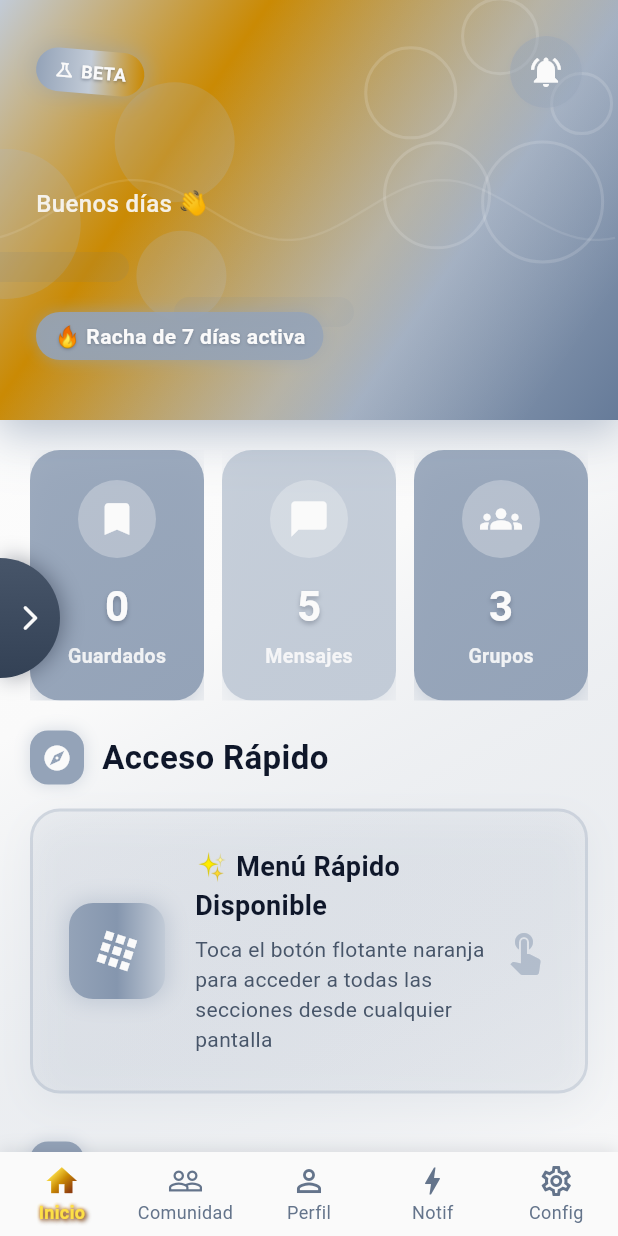
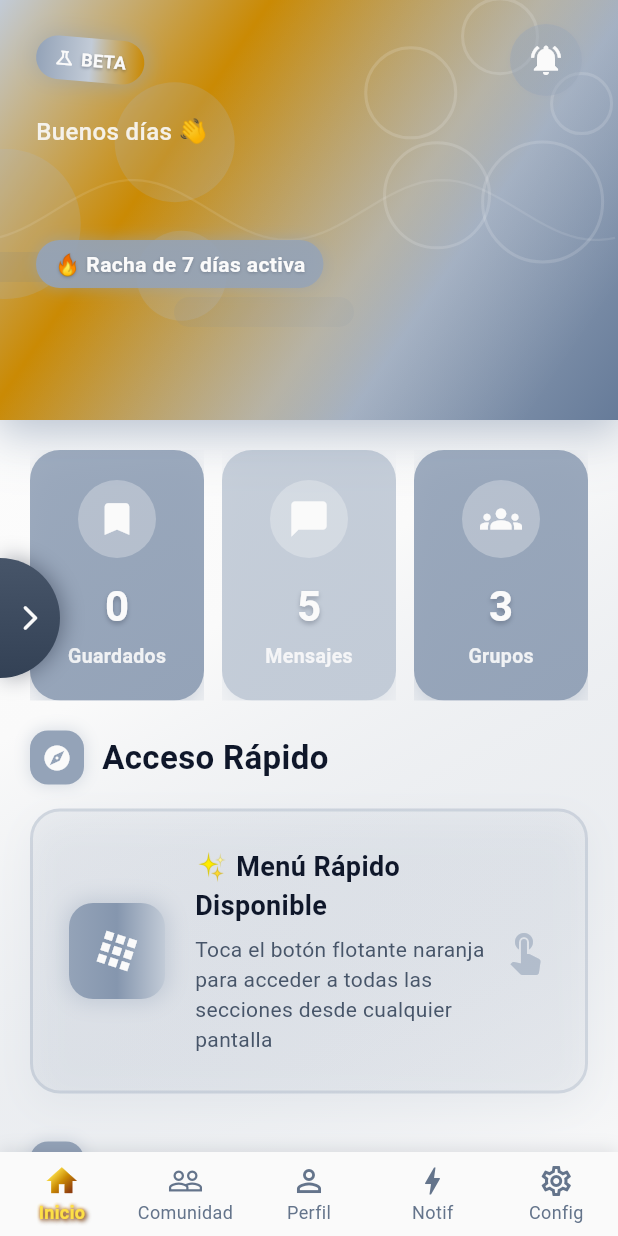
Before and after one commit to Wil-cristian/redsocial-yo-minero, a Flutter app: the screen it shows once a user with an empty profile is signed in, on a phone screen of 412 x 824 dp. Run offline on Flutter 3.47's test engine with Material 3 defaults, Android fonts, the phone set to English and light mode, and no system bars; our stand-ins replace fl_chart, flutter_dotenv, get_it, supabase_flutter, table_calendar; missing offline and left inert: dart:html; accounts and stored records are empty.

Commit message:
fix: corregidos todos los problemas de overflow - home, carousel, dashboard metrics

```diff
--- a/lib/community_feed_page.dart
+++ b/lib/community_feed_page.dart
@@ -2009,7 +2009,7 @@ class _PollInteractiveCTAState extends State<_PollInteractiveCTA> {
                       Icon(Icons.how_to_vote_rounded, size: 14, color: AppColorsUnified.companyBlue),
                       const SizedBox(width: 6),
                       Text(
-                        '${_totalVotes} ${_totalVotes == 1 ? "voto" : "votos"}',
+                        '$_totalVotes ${_totalVotes == 1 ? "voto" : "votos"}',
                         style: const TextStyle(
                           fontSize: 12,
                           color: AppColorsUnified.textSecondary,
--- a/lib/features/accounting/data/financial_calculator.dart
+++ b/lib/features/accounting/data/financial_calculator.dart
@@ -1,4 +1,3 @@
-import '../models/financial_entry.dart';
 import '../models/financial_metrics.dart';
 
 /// Servicio para cálculos financieros y ratios
--- a/lib/features/accounting/ui/widgets/dashboard_widgets.dart
+++ b/lib/features/accounting/ui/widgets/dashboard_widgets.dart
@@ -205,8 +205,10 @@ class QuickMetricCard extends StatelessWidget {
           // Valor grande
           Text(
             value,
+            maxLines: 1,
+            overflow: TextOverflow.ellipsis,
             style: TextStyle(
-              fontSize: 18,
+              fontSize: 16,
               fontWeight: FontWeight.w700,
               color: color,
               letterSpacing: -0.5,
@@ -218,6 +220,8 @@ class QuickMetricCard extends StatelessWidget {
           // Label pequeño
           Text(
             label,
+            maxLines: 1,
+            overflow: TextOverflow.ellipsis,
             style: TextStyle(
               fontSize: 11,
               fontWeight: FontWeight.w500,
--- a/lib/features/posts/data/supabase_post_repository.dart
+++ b/lib/features/posts/data/supabase_post_repository.dart
@@ -288,7 +288,7 @@ class SupabasePostRepository implements PostRepository {
     final postType = _parsePostType(json['post_type'] as String? ?? json['type'] as String?);
 
     // 🔍 DEBUG: Ver qué tipo se parsea
-    debugPrint('🏷️ Parseando post ${json['id']}: type_raw=${json['post_type']}, type=${postType}');
+    debugPrint('🏷️ Parseando post ${json['id']}: type_raw=${json['post_type']}, type=$postType');
 
     // Extraer images de la columna TEXT[]
     final images = json['images'] != null
--- a/lib/home_page.dart
+++ b/lib/home_page.dart
@@ -239,7 +239,7 @@ class _HomePageState extends State<HomePage> with TickerProviderStateMixin {
           // Contenido del header
           SafeArea(
             child: Padding(
-              padding: const EdgeInsets.all(24),
+              padding: const EdgeInsets.symmetric(horizontal: 24, vertical: 16),
               child: Column(
                 crossAxisAlignment: CrossAxisAlignment.start,
                 children: [
@@ -330,10 +330,11 @@ class _HomePageState extends State<HomePage> with TickerProviderStateMixin {
                     ],
                   ),
 
-                  const Spacer(),
+                  const SizedBox(height: 12),
 
                   // Saludo con efecto
-                  TweenAnimationBuilder<double>(
+                  Flexible(
+                    child: TweenAnimationBuilder<double>(
                     tween: Tween(begin: 0, end: 1),
                     duration: const Duration(milliseconds: 800),
                     builder: (context, value, child) {
@@ -410,7 +411,7 @@ class _HomePageState extends State<HomePage> with TickerProviderStateMixin {
                       ],
                     ),
                   ),
-                  const SizedBox(height: 16),
+                  ),
                 ],
               ),
             ),
```
Also changed, not shown: lib/core/theme/premium_3d_carousel.dart (+11 -6 lines), lib/features/inventory/ui/widgets/inventory_item_card.dart (+12 -2 lines), lib/post_detail_page.dart (+10 -3 lines), lib/saved_posts_page.dart (+7 -1 lines).
